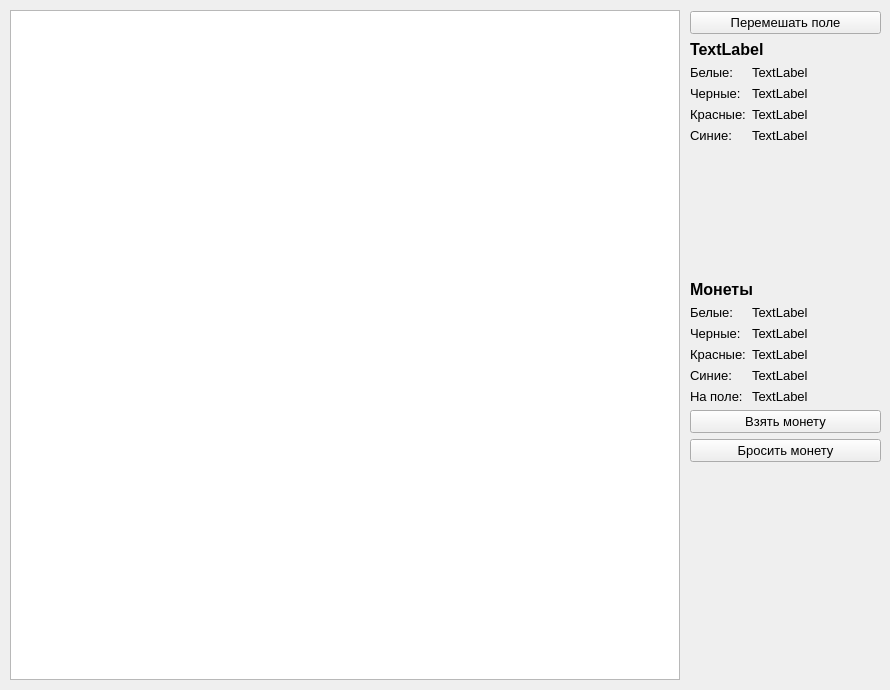
This is game.ui in Vaness23/Jackal as Qt 5 draws it before an edit. The edited form follows.
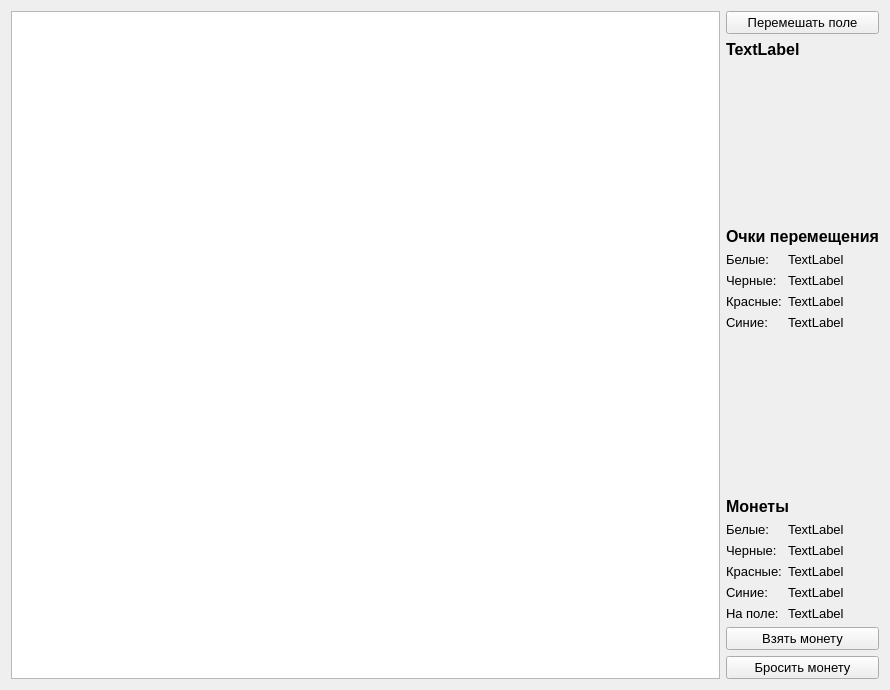
This is the edited form.

Diff of the .ui file:
```diff
--- a/game.ui
+++ b/game.ui
@@ -13,25 +13,11 @@
   <property name="windowTitle">
    <string>Form</string>
   </property>
-  <widget class="QGraphicsView" name="graphicsView">
-   <property name="geometry">
-    <rect>
-     <x>10</x>
-     <y>10</y>
-     <width>670</width>
-     <height>670</height>
-    </rect>
-   </property>
-  </widget>
-  <widget class="QWidget" name="">
-   <property name="geometry">
-    <rect>
-     <x>690</x>
-     <y>11</y>
-     <width>191</width>
-     <height>451</height>
-    </rect>
-   </property>
+  <layout class="QHBoxLayout" name="horizontalLayout">
+   <item>
+    <widget class="QGraphicsView" name="graphicsView"/>
+   </item>
+   <item>
    <layout class="QVBoxLayout" name="verticalLayout">
     <item>
      <widget class="QPushButton" name="shuffleBtn">
@@ -43,6 +29,18 @@
       <property name="text">
        <string>Перемешать поле</string>
       </property>
+       <property name="checkable">
+        <bool>false</bool>
+       </property>
+       <property name="autoDefault">
+        <bool>false</bool>
+       </property>
+       <property name="default">
+        <bool>false</bool>
+       </property>
+       <property name="flat">
+        <bool>false</bool>
+       </property>
      </widget>
     </item>
     <item>
@@ -59,6 +57,33 @@
       </property>
      </widget>
     </item>
+     <item>
+      <spacer name="verticalSpacer_2">
+       <property name="orientation">
+        <enum>Qt::Vertical</enum>
+       </property>
+       <property name="sizeHint" stdset="0">
+        <size>
+         <width>20</width>
+         <height>40</height>
+        </size>
+       </property>
+      </spacer>
+     </item>
+     <item>
+      <widget class="QLabel" name="movePointsLbl">
+       <property name="font">
+        <font>
+         <pointsize>12</pointsize>
+         <weight>75</weight>
+         <bold>true</bold>
+        </font>
+       </property>
+       <property name="text">
+        <string>Очки перемещения</string>
+       </property>
+      </widget>
+     </item>
     <item>
      <layout class="QFormLayout" name="formLayout">
       <item row="0" column="0">
@@ -335,7 +360,8 @@
      </widget>
     </item>
    </layout>
-  </widget>
+   </item>
+  </layout>
  </widget>
  <resources/>
  <connections/>
```
Left out of the diff: 30 changed lines with no effect on the pictures. Lines whose indentation alone changed are shown as unchanged.
